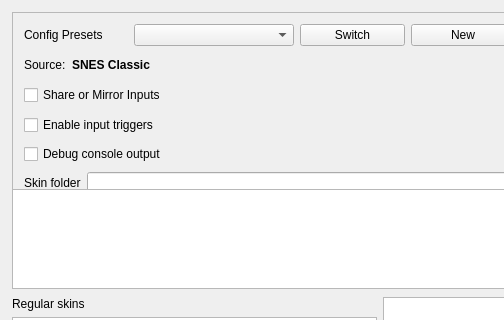
Old version of the form skinselector.ui in the repository Belthasaran/Button-Mash; both pictures show x 0 to 504 and y 0 to 320 of the 760 by 700 pixel window.
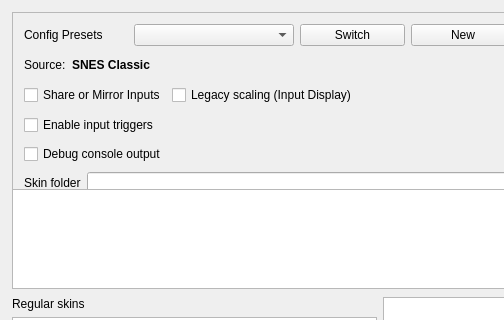
New version of the form.

```diff
--- a/skinselector.ui
+++ b/skinselector.ui
@@ -147,6 +147,16 @@
            </property>
           </widget>
          </item>
+         <item>
+          <widget class="QCheckBox" name="legacyDisplayScalingCheckBox">
+           <property name="toolTip">
+            <string>Use legacy window sizing for the Input Display window (helps OBS Window Capture when display scaling changes geometry).</string>
+           </property>
+           <property name="text">
+            <string>Legacy scaling (Input Display)</string>
+           </property>
+          </widget>
+         </item>
          <item>
           <spacer name="mirrorSpacer">
            <property name="orientation">
```
